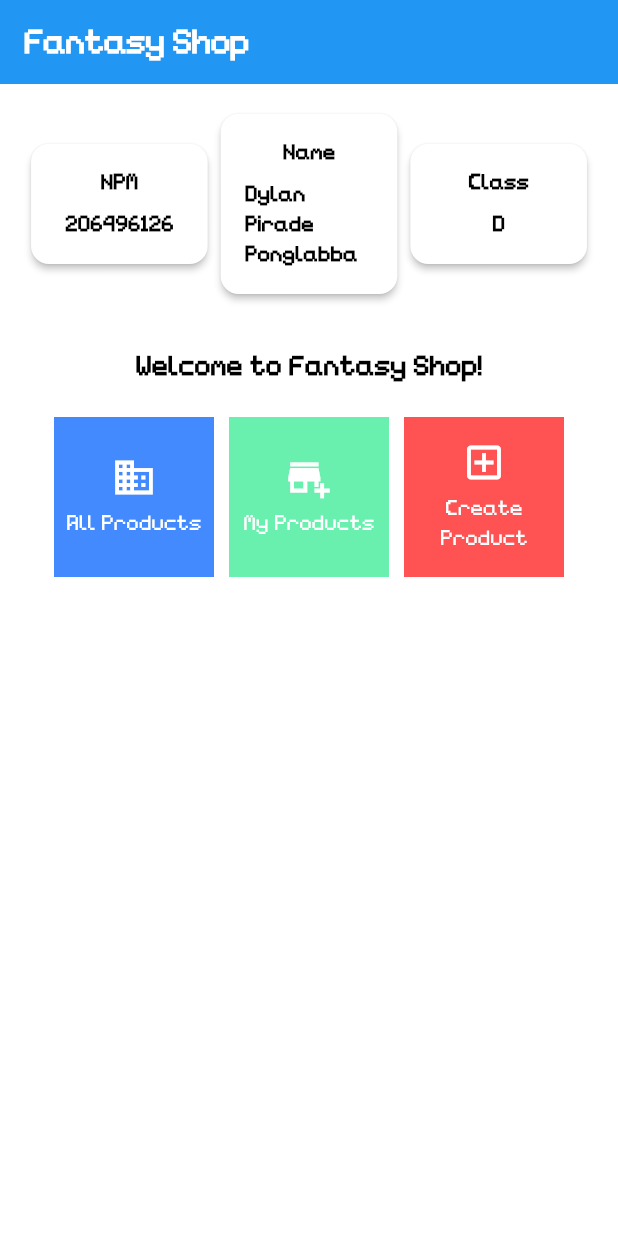
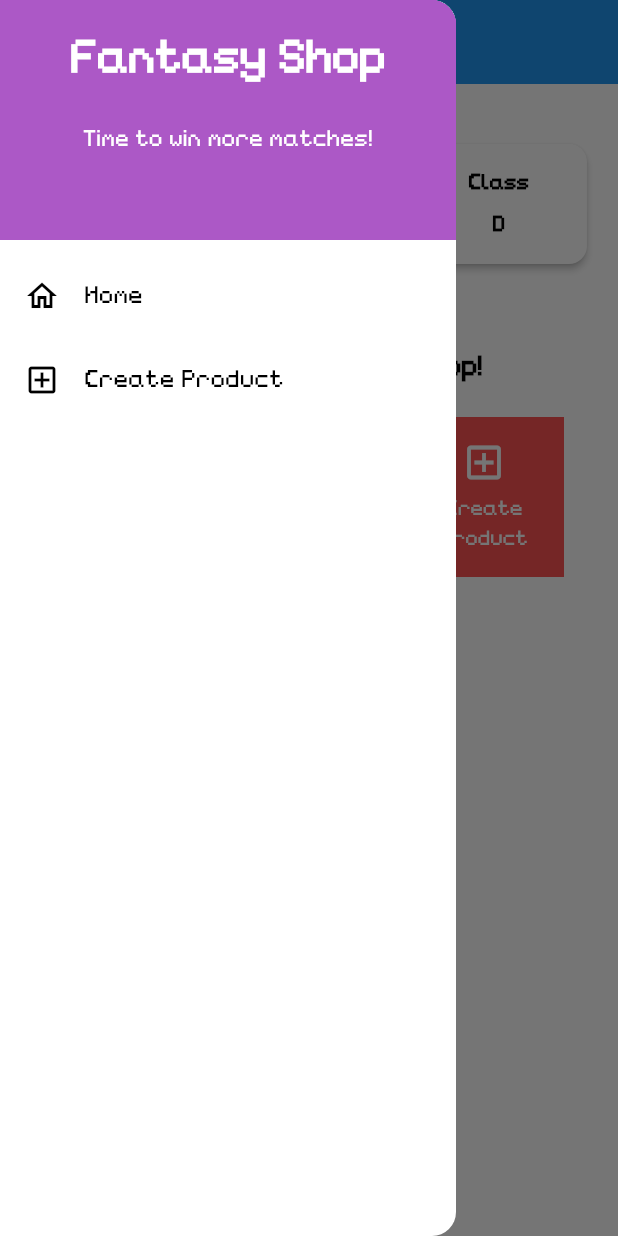
Before and after one commit to Zenixalarate01/fantasy-shop-mobile, a Flutter app: the screen it shows after launch, with the side drawer open (before the commit the screen has no drawer), on a phone screen of 412 x 824 dp. Run offline on Flutter 3.47's test engine with Material 3 defaults, Android fonts, the phone set to English and light mode, and no system bars.

Commit message:
Tugas 8 DONE

```diff
--- a/lib/main.dart
+++ b/lib/main.dart
@@ -1,5 +1,5 @@
 import 'package:flutter/material.dart';
-import 'package:fantasy_shop_mobile/menu.dart';
+import 'package:fantasy_shop_mobile/screens/menu.dart';
 
 void main() {
   runApp(const MyApp());
@@ -14,6 +14,7 @@
     return MaterialApp(
       title: 'Flutter Demo',
       theme: ThemeData(
+        fontFamily: 'LowresPixel',
         colorScheme: ColorScheme.fromSwatch(
           primarySwatch: Colors.blue,
         ).copyWith(secondary: Colors.blueAccent[400]),
--- a/lib/menu.dart
+++ b/lib/screens/menu.dart
@@ -1,4 +1,6 @@
+import 'package:fantasy_shop_mobile/widgets/main_drawer.dart';
 import 'package:flutter/material.dart';
+import 'package:fantasy_shop_mobile/widgets/item_card.dart';
 
 class MyHomePage extends StatelessWidget {
   MyHomePage({super.key});
@@ -27,15 +29,13 @@
         // Judul aplikasi "Football News" dengan teks putih dan tebal.
         title: const Text(
           'Fantasy Shop',
-          style: TextStyle(
-            color: Colors.white,
-            fontFamily: 'LowresPixel',
-            fontWeight: FontWeight.bold,
-          ),
+          style: TextStyle(color: Colors.white, fontWeight: FontWeight.bold),
         ),
         // Warna latar belakang AppBar diambil dari skema warna tema aplikasi.
         backgroundColor: Theme.of(context).colorScheme.primary,
       ),
+
+      drawer: MainDrawer(),
       // Body halaman dengan padding di sekelilingnya.
       body: Padding(
         padding: const EdgeInsets.all(16.0),
@@ -67,7 +67,6 @@
                     child: Text(
                       'Welcome to Fantasy Shop!',
                       style: TextStyle(
-                        fontFamily: 'LowresPixel',
                         fontWeight: FontWeight.bold,
                         fontSize: 18.0,
                       ),
@@ -124,81 +123,10 @@
         // Menyusun title dan content secara vertikal.
         child: Column(
           children: [
-            Text(
-              title,
-              style: const TextStyle(
-                fontFamily: 'LowresPixel',
-                fontWeight: FontWeight.bold,
-              ),
-            ),
+            Text(title, style: const TextStyle(fontWeight: FontWeight.bold)),
             const SizedBox(height: 8.0),
-            Text(
-              content,
-              style: const TextStyle(
-                fontFamily: 'LowresPixel',
-                fontWeight: FontWeight.bold,
-              ),
-            ),
+            Text(content, style: const TextStyle(fontWeight: FontWeight.bold)),
           ],
-        ),
-      ),
-    );
-  }
-}
-
-class ItemCard extends StatelessWidget {
-  // Menampilkan kartu dengan ikon dan nama.
-
-  final ItemHomepage item;
-  final Color color;
-
-  const ItemCard({super.key, required this.item, required this.color});
-
-  @override
-  Widget build(BuildContext context) {
-    return Material(
-      // Menentukan warna latar belakang dari tema aplikasi.
-      color: Theme.of(context).colorScheme.secondary,
-      // Membuat sudut kartu melengkung.
-      borderRadius: BorderRadius.circular(12),
-
-      child: InkWell(
-        // Aksi ketika kartu ditekan.
-        onTap: () {
-          // Menampilkan pesan SnackBar saat kartu ditekan.
-          ScaffoldMessenger.of(context)
-            ..hideCurrentSnackBar()
-            ..showSnackBar(
-              SnackBar(
-                content: Text(
-                  "Kamu telah menekan tombol ${item.name}!",
-                  style: TextStyle(fontFamily: 'LowresPixel'),
-                ),
-              ),
-            );
-        },
-        // Container untuk menyimpan Icon dan Text
-        child: Container(
-          padding: const EdgeInsets.all(8),
-          decoration: BoxDecoration(color: color),
-          child: Center(
-            child: Column(
-              // Menyusun ikon dan teks di tengah kartu.
-              mainAxisAlignment: MainAxisAlignment.center,
-              children: [
-                Icon(item.icon, color: Colors.white, size: 30.0),
-                const Padding(padding: EdgeInsets.all(3)),
-                Text(
-                  item.name,
-                  textAlign: TextAlign.center,
-                  style: const TextStyle(
-                    color: Colors.white,
-                    fontFamily: 'LowresPixel',
-                  ),
-                ),
-              ],
-            ),
-          ),
         ),
       ),
     );
--- /dev/null
+++ b/lib/widgets/item_card.dart
@@ -0,0 +1,62 @@
+import 'package:flutter/material.dart';
+import 'package:fantasy_shop_mobile/screens/menu.dart';
+import 'package:fantasy_shop_mobile/screens/item_form.dart';
+
+class ItemCard extends StatelessWidget {
+  // Menampilkan kartu dengan ikon dan nama.
+
+  final ItemHomepage item;
+  final Color color;
+
+  const ItemCard({super.key, required this.item, required this.color});
+
+  @override
+  Widget build(BuildContext context) {
+    return Material(
+      // Menentukan warna latar belakang dari tema aplikasi.
+      color: Theme.of(context).colorScheme.secondary,
+      // Membuat sudut kartu melengkung.
+      borderRadius: BorderRadius.circular(12),
+
+      child: InkWell(
+        // Aksi ketika kartu ditekan.
+        onTap: () {
+          // Menampilkan pesan SnackBar saat kartu ditekan.
+          ScaffoldMessenger.of(context)
+            ..hideCurrentSnackBar()
+            ..showSnackBar(
+              SnackBar(
+                content: Text("Kamu telah menekan tombol ${item.name}!"),
+              ),
+            );
+          if (item.name == "Create Product") {
+            Navigator.push(
+              context,
+              MaterialPageRoute(builder: (context) => const ItemForm()),
+            );
+          }
+        },
+        // Container untuk menyimpan Icon dan Text
+        child: Container(
+          padding: const EdgeInsets.all(8),
+          decoration: BoxDecoration(color: color),
+          child: Center(
+            child: Column(
+              // Menyusun ikon dan teks di tengah kartu.
+              mainAxisAlignment: MainAxisAlignment.center,
+              children: [
+                Icon(item.icon, color: Colors.white, size: 30.0),
+                const Padding(padding: EdgeInsets.all(3)),
+                Text(
+                  item.name,
+                  textAlign: TextAlign.center,
+                  style: const TextStyle(color: Colors.white),
+                ),
+              ],
+            ),
+          ),
+        ),
+      ),
+    );
+  }
+}
--- /dev/null
+++ b/lib/widgets/main_drawer.dart
@@ -0,0 +1,61 @@
+import 'package:flutter/material.dart';
+import 'package:fantasy_shop_mobile/screens/menu.dart';
+import 'package:fantasy_shop_mobile/screens/item_form.dart';
+
+class MainDrawer extends StatelessWidget {
+  const MainDrawer({super.key});
+
+  @override
+  Widget build(BuildContext context) {
+    return Drawer(
+      child: ListView(
+        children: [
+          const DrawerHeader(
+            decoration: BoxDecoration(color: Color.fromARGB(255, 172, 88, 198)),
+            child: Column(
+              children: [
+                Text(
+                  'Fantasy Shop',
+                  textAlign: TextAlign.center,
+                  style: TextStyle(
+                    fontSize: 30,
+                    fontWeight: FontWeight.bold,
+                    color: Colors.white,
+                  ),
+                ),
+                Padding(padding: EdgeInsets.all(10)),
+                Text(
+                  "Time to win more matches!",
+                  textAlign: TextAlign.center,
+                  style: TextStyle(fontSize: 15, color: Colors.white),
+                ),
+              ],
+            ),
+          ),
+          ListTile(
+            leading: const Icon(Icons.home_outlined),
+            title: const Text('Home'),
+            // Bagian redirection ke MyHomePage
+            onTap: () {
+              Navigator.pushReplacement(
+                context,
+                MaterialPageRoute(builder: (context) => MyHomePage()),
+              );
+            },
+          ),
+          ListTile(
+            leading: const Icon(Icons.add_box_outlined),
+            title: const Text('Create Product'),
+            // Bagian redirection ke NewsFormPage
+            onTap: () {
+              Navigator.push(
+                context,
+                MaterialPageRoute(builder: (context) => const ItemForm()),
+              );
+            },
+          ),
+        ],
+      ),
+    );
+  }
+}
```
Also changed, not shown: lib/screens/item_form.dart (added, +252 -0 lines), 1 other file.
